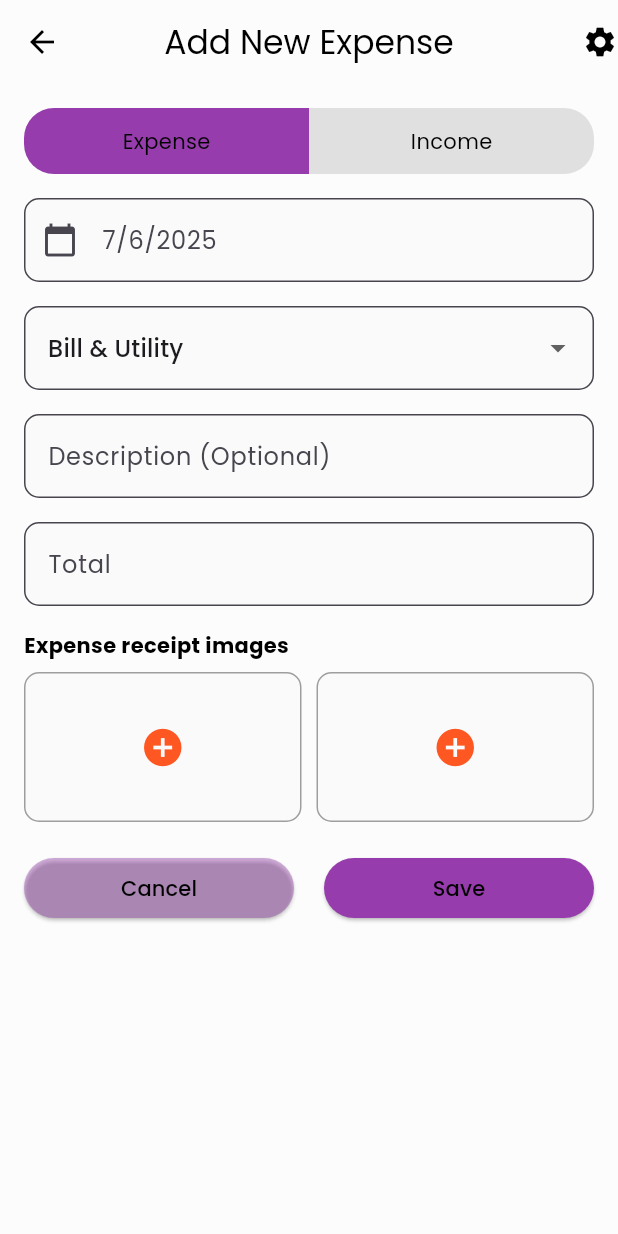
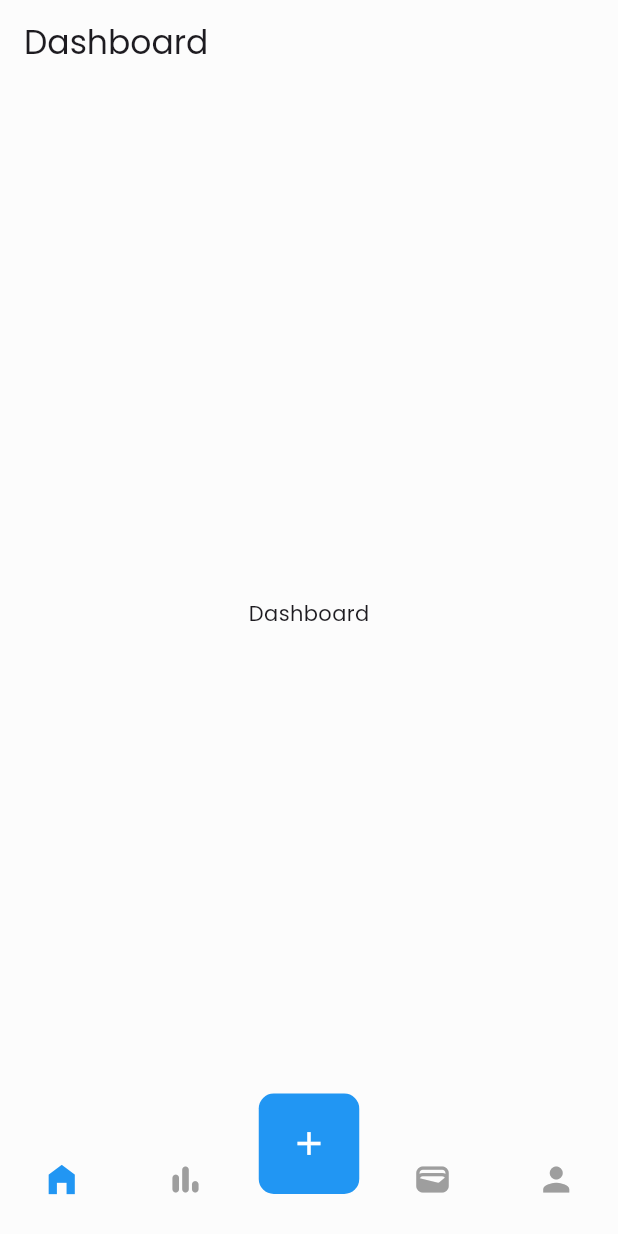
Before and after one commit to sanzay-c/finance_tracker, a Flutter app: the screen it shows after launch, on a phone screen of 412 x 824 dp. Run offline on Flutter 3.47's test engine with Material 3 defaults, Android fonts, the phone set to English and light mode, and no system bars; drawn by our look-alikes of persistent_bottom_nav_bar; our stand-ins replace bloc, flutter_bloc, google_fonts, shared_preferences; generated files the repository leaves out were written again; statements that could not run were skipped.

Commit message:
feat(ui):added a bottom nav bar and manage the ui of theme toggle and language change

```diff
--- /dev/null
+++ b/lib/common/features/bottom_nav_bar/bottom_nav_bar.dart
@@ -0,0 +1,95 @@
+import 'package:finance_tracker/add_expense_screen.dart';
+import 'package:finance_tracker/common/features/add_transactions/add_transaction.dart';
+import 'package:finance_tracker/common/features/chart/chart_screen.dart';
+import 'package:finance_tracker/common/features/dashbord/presentation/dashboard_screen.dart';
+import 'package:finance_tracker/common/features/profile/presentation/screens/profile_screen.dart';
+import 'package:finance_tracker/common/features/wallet/wallet_screen.dart';
+import 'package:finance_tracker/core/constants/app_color.dart';
+import 'package:flutter/material.dart';
+import 'package:persistent_bottom_nav_bar/persistent_bottom_nav_bar.dart';
+
+class BottomNavBar extends StatelessWidget {
+  const BottomNavBar({Key? key}) : super(key: key);
+
+  @override
+  Widget build(BuildContext context) {
+    List<Widget> _buildScreens() {
+      return [
+        DashboardScreen(),
+        ChartScreen(),
+        AddTransaction(),
+        WalletScreen(),
+        ProfileScreen(),
+      ];
+    }
+
+    List<PersistentBottomNavBarItem> _navBarsItems() {
+      return [
+        PersistentBottomNavBarItem(
+          icon: Tooltip(
+            message: "Home",
+            child: const Icon(Icons.home_filled),
+          ),
+          activeColorPrimary: Colors.blue,
+          inactiveColorPrimary: Colors.grey,
+        ),
+        PersistentBottomNavBarItem(
+          icon: Tooltip(
+            message: "Chart",
+            child: const Icon(Icons.bar_chart_rounded),
+          ),
+          activeColorPrimary: Colors.blue,
+          inactiveColorPrimary: Colors.grey,
+        ),
+        PersistentBottomNavBarItem(
+          icon: Tooltip(
+            message: "Add",
+            child: const Icon(
+              Icons.add,
+              color: Colors.white,
+            ),
+          ),
+          activeColorPrimary: Colors.blue,
+          inactiveColorPrimary: Colors.grey,
+        ),
+        PersistentBottomNavBarItem(
+          icon: Tooltip(
+            message: "Wallet",
+            child: const Icon(Icons.wallet_rounded),
+          ),
+          activeColorPrimary: Colors.blue,
+          inactiveColorPrimary: Colors.grey,
+        ),
+        PersistentBottomNavBarItem(
+          icon: Tooltip(
+            message: "Profile",
+            child: const Icon(Icons.person),
+          ),
+          activeColorPrimary: Colors.blue,
+          inactiveColorPrimary: Colors.grey,
+        ),
+      ];
+    }
+
+    PersistentTabController controller = PersistentTabController(initialIndex: 0);
+
+    return PersistentTabView(
+      navBarHeight: 72,
+      context,
+      screens: _buildScreens(),
+      items: _navBarsItems(),
+      controller: controller,
+      confineToSafeArea: true,
+      backgroundColor: getColorByTheme(context: context, colorClass: AppColors.backgroundColor),
+      handleAndroidBackButtonPress: true,
+      resizeToAvoidBottomInset: true,
+      stateManagement: true,
+      hideNavigationBarWhenKeyboardAppears: true,
+      decoration: NavBarDecoration(
+        borderRadius: BorderRadius.circular(10.0),
+        colorBehindNavBar: getColorByTheme(context: context, colorClass: AppColors.backgroundColor),
+      ),
+      navBarStyle: NavBarStyle.style16,
+    );
+  }
+}
--- /dev/null
+++ b/lib/common/features/dashbord/presentation/dashboard_screen.dart
@@ -0,0 +1,26 @@
+import 'package:finance_tracker/core/constants/app_color.dart';
+import 'package:flutter/material.dart';
+
+class DashboardScreen extends StatefulWidget {
+  const DashboardScreen({super.key});
+
+  @override
+  State<DashboardScreen> createState() => _DashboardScreenState();
+}
+
+class _DashboardScreenState extends State<DashboardScreen> {
+  @override
+  Widget build(BuildContext context) {
+    return Scaffold(
+      backgroundColor: getColorByTheme(context: context, colorClass: AppColors.backgroundColor),
+      appBar: AppBar(
+      backgroundColor: getColorByTheme(context: context, colorClass: AppColors.backgroundColor),
+        title: Text("Dashboard"),
+        automaticallyImplyLeading: false,
+      ),body: Center(
+        child:
+        Text('Dashboard'),
+      ),
+    );
+  }
+}
--- a/lib/core/constants/app_color.dart
+++ b/lib/core/constants/app_color.dart
@@ -23,6 +23,22 @@ class AppColors {
     darkModeColor: Colors.white,
     lightModeColor: Colors.black,
   );
+  static ColorModel containerBorderColor = ColorModel(
+    darkModeColor: Colors.white,
+    lightModeColor: Colors.grey,
+  );
+  static ColorModel profileBoxColor = ColorModel(
+    darkModeColor: Colors.black,
+    lightModeColor: Colors.white,
+  );
+  static ColorModel profileIconColor = ColorModel(
+    darkModeColor: Colors.white,
+    lightModeColor: Colors.grey,
+  );
+  static ColorModel profileTextColor = ColorModel(
+    darkModeColor: Colors.white,
+    lightModeColor: Colors.black,
+  );
 }
 
 extension ThemeContextExtension on BuildContext {
--- a/lib/main.dart
+++ b/lib/main.dart
@@ -1,8 +1,8 @@
 import 'package:finance_tracker/add_expense_screen.dart';
+import 'package:finance_tracker/common/features/bottom_nav_bar/bottom_nav_bar.dart';
 import 'package:finance_tracker/core/global_data/global_localizations/app_local/app_local.dart';
 import 'package:finance_tracker/core/global_data/global_theme/bloc/theme_bloc.dart';
 import 'package:finance_tracker/core/global_data/language_bloc/bloc/language_bloc.dart';
-import 'package:finance_tracker/homepage.dart';
 import 'package:flutter/material.dart';
 import 'package:flutter_bloc/flutter_bloc.dart';
 import 'package:flutter_localizations/flutter_localizations.dart';
@@ -64,7 +64,7 @@ class _MyAppState extends State<MyApp> {
                 brightness: Brightness.dark,
               ),
               debugShowCheckedModeBanner: false,
-              home: AddExpenseScreen(),
+              home: BottomNavBar(),
             );
           },
         );
--- a/pubspec.yaml
+++ b/pubspec.yaml
@@ -44,6 +44,7 @@ dependencies:
   flutter_svg: ^2.1.0
   cached_network_image: ^3.4.1
   flutter_screenutil: ^5.9.3
+  persistent_bottom_nav_bar: ^6.2.1
 
 dev_dependencies:
   flutter_test:
```
Also changed, not shown: lib/common/features/add_transactions/add_transaction.dart (added, +26 -0 lines), lib/common/features/chart/chart_screen.dart (added, +26 -0 lines), lib/common/features/profile/presentation/screens/profile_screen.dart (added, +77 -0 lines), lib/common/features/profile/presentation/screens/profile_setting_screen.dart (added, +131 -0 lines), lib/common/features/profile/presentation/widgets/profile_item_widget.dart (added, +61 -0 lines), lib/common/features/wallet/wallet_screen.dart (added, +26 -0 lines), lib/l10n/app_en.arb (+8 -1 lines), lib/l10n/app_ne.arb (+8 -1 lines), pubspec.lock, 1 other file.
